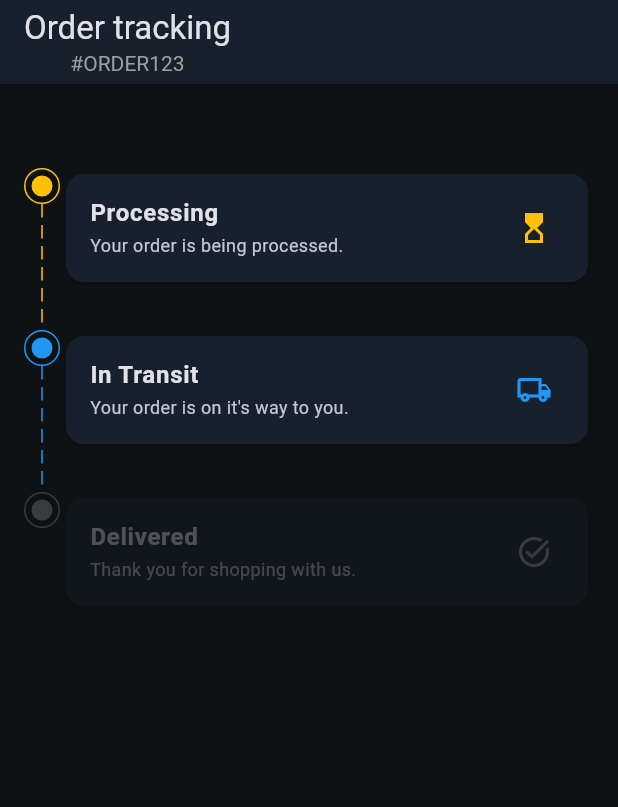
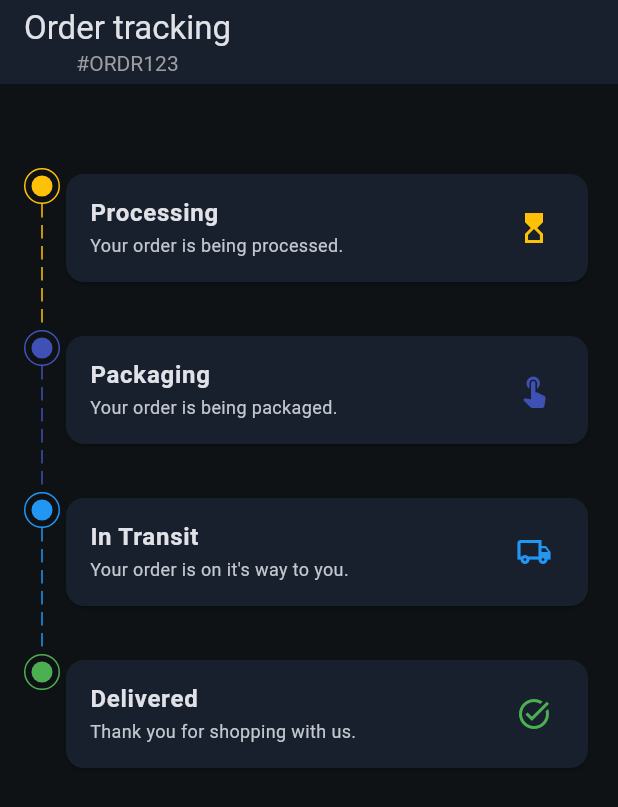
Before and after one commit to creativeblaq/flutter_spectrum, a Flutter app: the screen it shows after launch, on a phone screen of 412 x 824 dp. Shown: the top 807 px of the screen. Run offline on Flutter 3.47's test engine with Material 2 defaults, Android fonts, the light colour scheme and no system bars.

Commit message:
enum final

```diff
--- a/lib/enums/enums.dart
+++ b/lib/enums/enums.dart
@@ -1,6 +1,8 @@
+// ignore_for_file: public_member_api_docs, sort_constructors_first
+import 'package:collection/collection.dart';
 import 'package:flutter/material.dart';
+
 import 'package:flutter_spectrum/enums/order_status_item_view.dart';
-import 'package:collection/collection.dart';
 
 class Enums extends StatefulWidget {
   const Enums({Key? key}) : super(key: key);
@@ -13,16 +15,17 @@ class _EnumsState extends State<Enums> {
   @override
   Widget build(BuildContext context) {
     final themeColors = Theme.of(context).colorScheme;
+    MyOrder order = MyOrder.order.copyWith(status: OrderStatusEnum.delivered);
     return Scaffold(
       backgroundColor: themeColors.background,
       appBar: AppBar(
         elevation: 0,
-        title: const Column(
+        title: Column(
           children: [
-            Text('Order tracking'),
+            const Text('Order tracking'),
             Text(
-              '#ORDER123',
-              style: TextStyle(
+              '#${order.orderId}',
+              style: const TextStyle(
                 color: Colors.grey,
                 fontSize: 14,
               ),
@@ -37,33 +40,118 @@ class _EnumsState extends State<Enums> {
           top: 48,
           bottom: 16,
         ),
-        children: const [
-          OrderStatusItemView(
-            color: Colors.amber,
-            title: 'Processing',
-            subtitle: 'Your order is being processed.',
-            icon: Icons.hourglass_top_outlined,
+        children: [
+          ...OrderStatusEnum.values
+              .mapIndexed(
+                (i, e) => OrderStatusItemView(
+                  color: e.color,
+                  title: e.title,
+                  subtitle: e.description,
+                  icon: e.icon,
+                  showLine: i < OrderStatusEnum.values.length - 1,
+                  isActive: OrderStatusEnum.values.indexOf(order.status) >= i,
+                ),
+              )
+              .toList(),
+          /*  OrderStatusItemView(
+            color: OrderStatusEnum.processing.color,
+            title: OrderStatusEnum.processing.title, //'Processing',
+            subtitle: OrderStatusEnum.processing.description,
+            icon: OrderStatusEnum.processing.icon,
             showLine: true,
-            isActive: true,
+            isActive: order.status == OrderStatusEnum.processing,
           ),
           OrderStatusItemView(
-            color: Colors.blue,
-            title: 'In Transit',
-            subtitle: 'Your order is on it\'s way to you.',
-            icon: Icons.local_shipping_outlined,
+            color: OrderStatusEnum.inTransit.color,
+            title: OrderStatusEnum.inTransit.title, //'Processing',
+            subtitle: OrderStatusEnum.inTransit.description,
+            icon: OrderStatusEnum.inTransit.icon,
             showLine: true,
-            isActive: true,
+            isActive: order.status == OrderStatusEnum.inTransit,
           ),
           OrderStatusItemView(
-            color: Colors.green,
-            title: 'Delivered',
-            subtitle: 'Thank you for shopping with us.',
-            icon: Icons.task_alt_outlined,
+            color: OrderStatusEnum.delivered.color,
+            title: OrderStatusEnum.delivered.title, //'Processing',
+            subtitle: OrderStatusEnum.delivered.description,
+            icon: OrderStatusEnum.delivered.icon,
             showLine: false,
-            isActive: false,
-          ),
+            isActive: order.status == OrderStatusEnum.delivered,
+          ), */
         ],
       ),
     );
   }
 }
+
+class MyOrder {
+  final String orderId;
+  final OrderStatusEnum status;
+
+  MyOrder(this.orderId, this.status);
+
+  static MyOrder get order {
+    return MyOrder('ORDR123', OrderStatusEnum.processing);
+  }
+
+  MyOrder copyWith({
+    String? orderId,
+    OrderStatusEnum? status,
+  }) {
+    return MyOrder(
+      orderId ?? this.orderId,
+      status ?? this.status,
+    );
+  }
+}
+
+enum OrderStatusEnum {
+  processing(
+    color: Colors.amber,
+    title: 'Processing',
+    description: 'Your order is being processed.',
+    icon: Icons.hourglass_top_outlined,
+  ),
+  packaging(
+    color: Colors.indigo,
+    title: 'Packaging',
+    description: 'Your order is being packaged.',
+    icon: Icons.touch_app,
+  ),
+  inTransit(
+    color: Colors.blue,
+    title: 'In Transit',
+    description: 'Your order is on it\'s way to you.',
+    icon: Icons.local_shipping_outlined,
+  ),
+  delivered(
+    color: Colors.green,
+    title: 'Delivered',
+    description: 'Thank you for shopping with us.',
+    icon: Icons.task_alt_outlined,
+  );
+
+  final String title;
+  final String description;
+  final IconData icon;
+  final Color color;
+
+  const OrderStatusEnum({
+    required this.title,
+    required this.description,
+    required this.icon,
+    required this.color,
+  });
+
+  String get humanReadableName {
+    switch (this) {
+      case OrderStatusEnum.processing:
+        return 'Processing';
+      case OrderStatusEnum.inTransit:
+        return 'In Transit';
+      case OrderStatusEnum.delivered:
+        return 'Delivered';
+      case OrderStatusEnum.packaging:
+        return 'Packaging';
+    }
+  }
+}
--- a/lib/enums/order_tracking_enum.dart
+++ b/lib/enums/order_tracking_enum.dart
@@ -1,3 +1,4 @@
+// ignore_for_file: public_member_api_docs, sort_constructors_first
 import 'package:flutter/material.dart';
 
 class ShowResult extends StatelessWidget {
@@ -5,13 +6,104 @@ class ShowResult extends StatelessWidget {
 
   @override
   Widget build(BuildContext context) {
+    final order = Order(OrderStatusEnhanced.delivered, 'orderId');
     return Scaffold(
       appBar: AppBar(
         title: const Text('Result'),
       ),
-      body: const Center(
-        child: Text('Result'),
+      body: Center(
+        child: ColoredBox(
+          color: order.orderStatus.color,
+          child: Text(
+            '${order.orderStatus.title}\n${order.orderStatus.description}',
+            style: const TextStyle(
+              fontSize: 28,
+            ),
+          ),
+        ),
       ),
     );
   }
 }
+
+enum OrderStatusEnhanced {
+  processing(
+    color: Colors.amber,
+    title: 'Processing',
+    icon: Icons.hourglass_top_outlined,
+    description: 'Your order is being processed',
+  ),
+  inTransit(
+    color: Colors.blue,
+    title: 'In Transit',
+    icon: Icons.local_shipping_outlined,
+    description: 'Your order is in transit',
+  ),
+  delivered(
+    color: Colors.green,
+    title: 'Delivered',
+    icon: Icons.task_alt_outlined,
+    description: 'Thank you for shopping with us',
+  );
+
+  final Color color;
+  final String title;
+  final IconData icon;
+  final String description;
+
+  const OrderStatusEnhanced({
+    required this.color,
+    required this.title,
+    required this.icon,
+    required this.description,
+  });
+}
+
+enum OrderStatus {
+  processing,
+  inTransit,
+  delivered;
+
+  String get humanReadable {
+    switch (this) {
+      case OrderStatus.processing:
+        return 'Processing';
+      case OrderStatus.inTransit:
+        return 'In Transit';
+      case OrderStatus.delivered:
+        return 'Delivered';
+    }
+  }
+
+  String get statusDescpription {
+    switch (this) {
+      case OrderStatus.processing:
+        return 'Your order is being processed';
+      case OrderStatus.inTransit:
+        return 'In Transit';
+      case OrderStatus.delivered:
+        return 'Delivered';
+    }
+  }
+
+  Color get color {
+    switch (this) {
+      case OrderStatus.processing:
+        return Colors.amber;
+      case OrderStatus.inTransit:
+        return Colors.blue;
+      case OrderStatus.delivered:
+        return Colors.green;
+    }
+  }
+}
+
+class Order {
+  final OrderStatusEnhanced orderStatus;
+  final String orderId;
+
+  Order(this.orderStatus, this.orderId);
+
+  @override
+  String toString() => 'Order(orderStatus: $orderStatus, orderId: $orderId)';
+}
```
